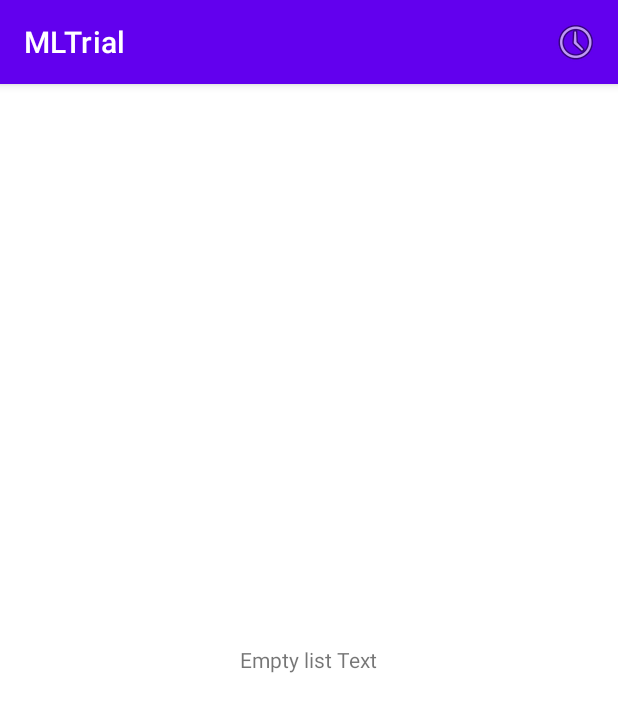
After one commit to imcja007/MLTrial, an Android app: the history screen opened directly, with no data from a screen before it, on a phone screen of 412 x 824 dp. The commit adds this screen. Shown: the top 712 px of the screen. Run offline under Robolectric (Android 15) with nearby library versions, the phone set to English and light mode, and no system bars.

Commit message:
history added

```diff
--- a/app/src/main/AndroidManifest.xml
+++ b/app/src/main/AndroidManifest.xml
@@ -23,20 +23,20 @@
         android:supportsRtl="true"
         android:theme="@style/AppTheme"
         android:usesCleartextTraffic="true">
+        <activity android:name=".history"></activity>
         <activity
             android:name=".splashScreen"
             android:screenOrientation="portrait"
             android:theme="@style/Theme.AppCompat.NoActionBar">
             <intent-filter>
                 <category android:name="android.intent.category.LAUNCHER" />
+
                 <action android:name="android.intent.action.MAIN" />
             </intent-filter>
         </activity>
         <activity android:name=".infoPage" />
         <activity android:name="com.theartofdev.edmodo.cropper.CropImageActivity" />
-        <activity android:name=".MainActivity">
-
-        </activity>
+        <activity android:name=".MainActivity"></activity>
     </application>
 
 </manifest>
--- /dev/null
+++ b/app/src/main/java/com/example/mltrial/DBManager.java
@@ -0,0 +1,57 @@
+package com.example.mltrial;
+
+
+import android.content.ContentValues;
+import android.content.Context;
+import android.database.Cursor;
+import android.database.SQLException;
+import android.database.sqlite.SQLiteDatabase;
+
+import java.util.Calendar;
+
+public class DBManager {
+
+    private DatabaseHelper dbHelper;
+
+    private Context context;
+
+    private SQLiteDatabase database;
+
+    public DBManager(Context c) {
+        context = c;
+    }
+
+    public DBManager open() throws SQLException {
+        dbHelper = new DatabaseHelper(context);
+        database = dbHelper.getWritableDatabase();
+        return this;
+    }
+
+    public void close() {
+        dbHelper.close();
+    }
+
+    public void insert(String name) {
+        Calendar calobj = Calendar.getInstance();
+
+        ContentValues contentValue = new ContentValues();
+        contentValue.put(DatabaseHelper.NUMBER, name);
+        contentValue.put(DatabaseHelper.DATE, calobj.getTime().toString());
+        database.insert(DatabaseHelper.TABLE_NAME, null, contentValue);
+    }
+
+    public Cursor fetch() {
+        String[] columns = new String[] { DatabaseHelper._ID, DatabaseHelper.NUMBER, DatabaseHelper.DATE };
+        Cursor cursor = database.query(DatabaseHelper.TABLE_NAME, columns, null, null, null, null, null);
+        if (cursor != null) {
+            cursor.moveToFirst();
+        }
+        return cursor;
+    }
+
+
+    public void delete(long _id) {
+        database.delete(DatabaseHelper.TABLE_NAME, DatabaseHelper._ID + "=" + _id, null);
+    }
+
+}
--- /dev/null
+++ b/app/src/main/java/com/example/mltrial/DatabaseHelper.java
@@ -0,0 +1,42 @@
+package com.example.mltrial;
+
+
+import android.content.Context;
+import android.database.sqlite.SQLiteDatabase;
+import android.database.sqlite.SQLiteOpenHelper;
+
+public class DatabaseHelper extends SQLiteOpenHelper {
+
+    // Table Name
+    public static final String TABLE_NAME = "HISTORY";
+
+    // Table columns
+    public static final String _ID = "_id";
+    public static final String NUMBER = "regNo";
+    public static final String DATE = "date";
+
+    // Database Information
+    static final String DB_NAME = "MLTrial.DB";
+
+    // database version
+    static final int DB_VERSION = 1;
+
+    // Creating table query
+    private static final String CREATE_TABLE = "create table " + TABLE_NAME + "(" + _ID
+            + " INTEGER PRIMARY KEY AUTOINCREMENT, " + NUMBER+ " TEXT NOT NULL, " + DATE + " TEXT);";
+
+    public DatabaseHelper(Context context) {
+        super(context, DB_NAME, null, DB_VERSION);
+    }
+
+    @Override
+    public void onCreate(SQLiteDatabase db) {
+        db.execSQL(CREATE_TABLE);
+    }
+
+    @Override
+    public void onUpgrade(SQLiteDatabase db, int oldVersion, int newVersion) {
+        db.execSQL("DROP TABLE IF EXISTS " + TABLE_NAME);
+        onCreate(db);
+    }
+}
--- /dev/null
+++ b/app/src/main/java/com/example/mltrial/history.java
@@ -0,0 +1,84 @@
+package com.example.mltrial;
+
+
+import android.content.Context;
+import android.content.Intent;
+import android.database.Cursor;
+import android.os.Bundle;
+
+import android.view.Menu;
+import android.view.MenuItem;
+import android.view.View;
+import android.widget.AdapterView;
+import android.widget.ListView;
+import android.widget.TextView;
+import android.database.Cursor;
+import android.widget.SimpleCursorAdapter ;
+import androidx.appcompat.app.AppCompatActivity;
+
+public class history extends AppCompatActivity {
+
+    private DBManager dbManager;
+    Context context = history.this;
+    private ListView listView;
+
+    private SimpleCursorAdapter adapter;
+
+    final String[] from = new String[] { DatabaseHelper._ID,
+            DatabaseHelper.NUMBER, DatabaseHelper.DATE };
+
+    final int[] to = new int[] { R.id.id, R.id.number, R.id.date };
+
+
+    protected void onCreate(Bundle savedInstanceState) {
+        super.onCreate(savedInstanceState);
+
+
+        setContentView(R.layout.activity_history);
+
+        dbManager = new DBManager(this);
+        dbManager.open();
+        Cursor cursor = dbManager.fetch();
+
+        listView = (ListView) findViewById(R.id.list_view);
+        listView.setEmptyView(findViewById(R.id.empty));
+
+        adapter = new SimpleCursorAdapter(this, R.layout.activity_view_record, cursor, from, to, 0);
+        adapter.notifyDataSetChanged();
+
+        listView.setAdapter(adapter);
+
+        // OnCLickListiner For List Items
+        listView.setOnItemClickListener(new AdapterView.OnItemClickListener() {
+            @Override
+            public void onItemClick(AdapterView<?> parent, View view, int position, long viewId) {
+                TextView idTextView = (TextView) view.findViewById(R.id.id);
+                TextView titleTextView = (TextView) view.findViewById(R.id.number);
+                TextView descTextView = (TextView) view.findViewById(R.id.date);
+
+                String id = idTextView.getText().toString();
+                String title = titleTextView.getText().toString();
+                String desc = descTextView.getText().toString();
+
+                MainActivity.number=title ;
+                new parsing(context).execute();
+//
+//                Intent modify_intent = new Intent(getApplicationContext(), ModifyCountryActivity.class);
+//                modify_intent.putExtra("title", title);
+//                modify_intent.putExtra("desc", desc);
+//                modify_intent.putExtra("id", id);
+//
+//                startActivity(modify_intent);
+            }
+        });
+    }
+
+    @Override
+    public boolean onCreateOptionsMenu(Menu menu) {
+        getMenuInflater().inflate(R.menu.menu, menu);
+        return true;
+    }
+
+
+
+}
--- /dev/null
+++ b/app/src/main/res/layout/activity_history.xml
@@ -0,0 +1,23 @@
+<?xml version="1.0" encoding="utf-8"?>
+<RelativeLayout
+    xmlns:android="http://schemas.android.com/apk/res/android"
+    xmlns:app="http://schemas.android.com/apk/res-auto"
+    xmlns:tools="http://schemas.android.com/tools"
+    android:layout_width="match_parent"
+    android:layout_height="match_parent"
+    tools:context=".history">
+    <ListView
+        android:id="@+id/list_view"
+        android:layout_width="match_parent"
+        android:layout_height="wrap_content"
+        android:dividerHeight="1dp"
+        android:padding="10dp" >
+    </ListView>
+
+    <TextView
+        android:id="@+id/empty"
+        android:layout_width="wrap_content"
+        android:layout_height="wrap_content"
+        android:layout_centerInParent="true"
+        android:text="Empty list Text" />
+</RelativeLayout>
--- a/app/src/main/res/layout/activity_info_page.xml
+++ b/app/src/main/res/layout/activity_info_page.xml
@@ -9,7 +9,7 @@
     <ListView
         android:id="@+id/listView"
         android:layout_width="match_parent"
-        android:layout_height="match_parent"></ListView>
+        android:layout_height="match_parent" />
 
     <!--    <Button-->
     <!--        android:id="@+id/btn"-->
--- /dev/null
+++ b/app/src/main/res/menu/menu.xml
@@ -0,0 +1,14 @@
+<?xml version="1.0" encoding="utf-8"?>
+<menu xmlns:android="http://schemas.android.com/apk/res/android"
+    xmlns:app="http://schemas.android.com/apk/res-auto">
+
+
+        <item
+            android:id="@+id/add_record"
+            android:icon="@android:drawable/ic_menu_recent_history"
+            android:orderInCategory="100"
+            android:tooltipText="Viwe recent searches"
+            android:title="View Records"
+            app:showAsAction="always"/>
+
+    </menu>
```
Also changed, not shown: app/src/main/java/com/example/mltrial/MainActivity.java (+20 -0 lines), app/src/main/java/com/example/mltrial/parsing.java (+6 -1 lines), app/src/main/res/drawable/ic_baseline_history_24.xml (added, +10 -0 lines), app/src/main/res/layout/activity_view_record.xml (added, +47 -0 lines).
